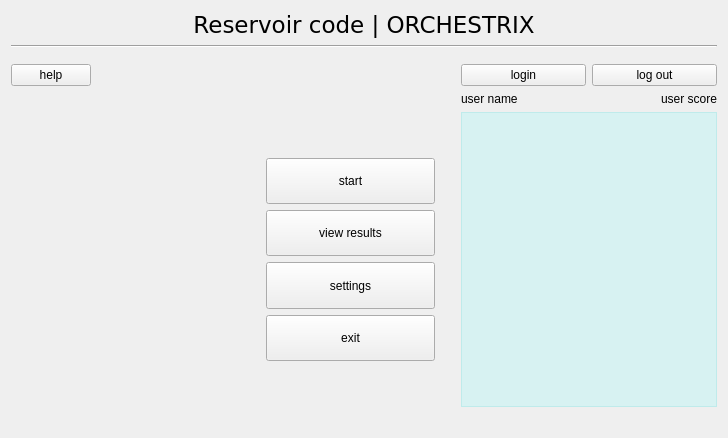
Above: src/windows/uis/StartWindow.ui from ZulusK/orchestrix before the change. Below: the same form after it.
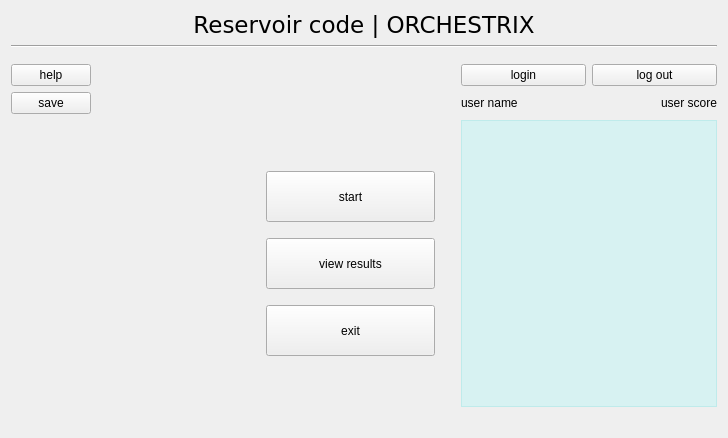
That is the form after the change.

Patch:
```diff
--- a/src/windows/uis/StartWindow.ui
+++ b/src/windows/uis/StartWindow.ui
@@ -75,6 +75,22 @@
             </property>
            </widget>
           </item>
+          <item>
+           <spacer name="verticalSpacer_6">
+            <property name="orientation">
+             <enum>Qt::Vertical</enum>
+            </property>
+            <property name="sizeType">
+             <enum>QSizePolicy::Preferred</enum>
+            </property>
+            <property name="sizeHint" stdset="0">
+             <size>
+              <width>20</width>
+              <height>10</height>
+             </size>
+            </property>
+           </spacer>
+          </item>
           <item>
            <widget class="QPushButton" name="resultsBtn">
             <property name="sizePolicy">
@@ -95,23 +111,20 @@
            </widget>
           </item>
           <item>
-           <widget class="QPushButton" name="settingsBtn">
-            <property name="sizePolicy">
-             <sizepolicy hsizetype="Expanding" vsizetype="MinimumExpanding">
-              <horstretch>0</horstretch>
-              <verstretch>0</verstretch>
-             </sizepolicy>
+           <spacer name="verticalSpacer_7">
+            <property name="orientation">
+             <enum>Qt::Vertical</enum>
             </property>
-            <property name="minimumSize">
+            <property name="sizeType">
+             <enum>QSizePolicy::Preferred</enum>
+            </property>
+            <property name="sizeHint" stdset="0">
              <size>
-              <width>0</width>
-              <height>40</height>
+              <width>20</width>
+              <height>10</height>
              </size>
             </property>
-            <property name="text">
-             <string>settings</string>
-            </property>
-           </widget>
+           </spacer>
           </item>
           <item>
            <widget class="QPushButton" name="exitBtn">
@@ -290,6 +303,13 @@
           </property>
          </spacer>
         </item>
+        <item row="1" column="0">
+         <widget class="QPushButton" name="saveBtn">
+          <property name="text">
+           <string>save</string>
+          </property>
+         </widget>
+        </item>
        </layout>
       </item>
       <item row="2" column="0">
```
